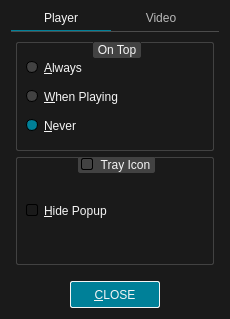
The window that src/ui/preferencesdialog.ui (u8sand/Baka-MPlayer) describes before a commit, drawn with Qt 5.
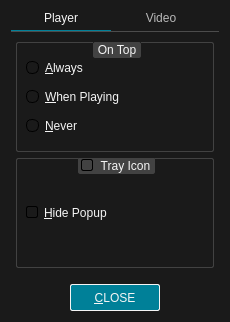
The same window after the commit. Icons and pictures are not drawn.

Commit message: infodialog.ui: change QTableView header color to grayish

The edit to the form file:
```diff
--- a/src/ui/preferencesdialog.ui
+++ b/src/ui/preferencesdialog.ui
@@ -7,7 +7,7 @@
     <x>0</x>
     <y>0</y>
     <width>230</width>
-    <height>319</height>
+    <height>322</height>
    </rect>
   </property>
   <property name="windowTitle">
@@ -23,16 +23,19 @@
 /* QRadioButton */
 
 QRadioButton::indicator {
-	width: 10px;
-	height: 10px;
+	width: 7px;
+	height: 7px;
 	border: 1px solid black;
 	border-radius: 6px;
+	padding: 2px;
 }
 QRadioButton::indicator:unchecked {
 	background: #424242;
+	image: none;
 }
 QRadioButton::indicator:checked {
 	background: #008098;
+	image: url(:/img/selected.svg);
 }
 
 /* QCheckBox */
```
The commit also changes 4 other files.
